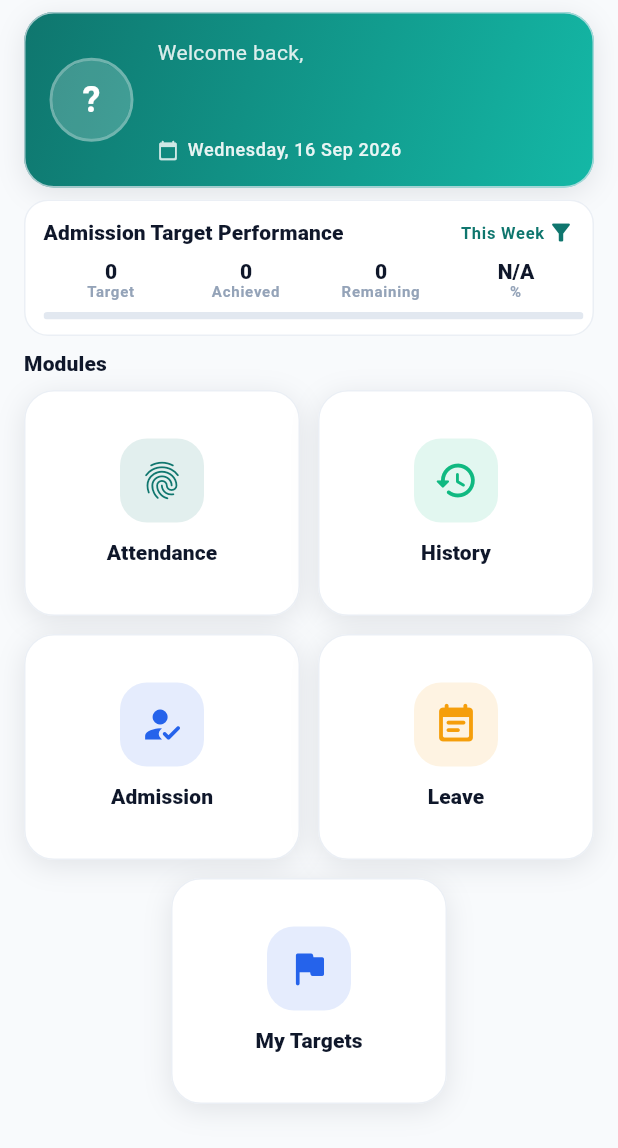
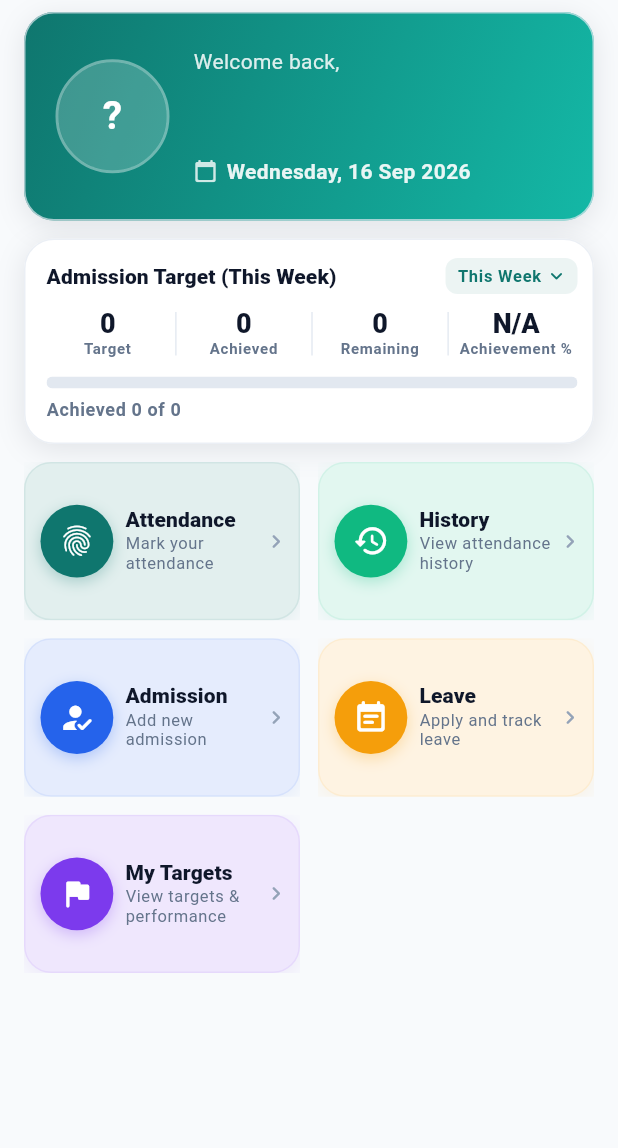
Before and after one commit to krajbinde1/fieldtrack, a Flutter app: the EmployeeDashboardView widget shown alone on an empty page, opened directly with empty values, on a phone screen of 412 x 824 dp. Shown: the top 1148 px of the screen. Run offline on Flutter 3.47's test engine with Material 3 defaults, Android fonts, the phone set to English and light mode, and no system bars; our stand-ins replace cached_network_image, dio, file_picker, flutter_riverpod, flutter_secure_storage, geocoding and 8 more; missing offline and left inert: flutter_foreground_task; accounts and stored records are empty; network calls fail.

```diff
--- a/Mobile/lib/core/design/material_icon_retention.dart
+++ b/Mobile/lib/core/design/material_icon_retention.dart
@@ -85,7 +85,7 @@ const List<Widget> kRetainedMaterialIconWidgets = [
   Icon(Icons.add_circle_outline),
   Icon(Icons.check_circle_outline),
   Icon(Icons.picture_as_pdf_outlined),
-  Icon(Icons.filter_alt),
+  Icon(Icons.expand_more_rounded),
   Icon(Icons.share_outlined),
   Icon(Icons.download),
   Icon(Icons.print),
--- a/Mobile/lib/core/widgets/design/pg_welcome_card.dart
+++ b/Mobile/lib/core/widgets/design/pg_welcome_card.dart
@@ -11,6 +11,7 @@ class PgWelcomeCard extends StatelessWidget {
     this.role,
     this.padding = const EdgeInsets.all(AppSpacing.lg),
     this.avatarRadius = 32,
+    this.prominent = false,
   });
 
   final String name;
@@ -19,6 +20,7 @@ class PgWelcomeCard extends StatelessWidget {
   final String? role;
   final EdgeInsetsGeometry padding;
   final double avatarRadius;
+  final bool prominent;
 
   @override
   Widget build(BuildContext context) => PgCard(
@@ -42,9 +44,9 @@ class PgWelcomeCard extends StatelessWidget {
             child: photoUrl == null
                 ? Text(
                     name.isNotEmpty ? name[0].toUpperCase() : '?',
-                    style: const TextStyle(
+                    style: TextStyle(
                       color: Colors.white,
-                      fontSize: 24,
+                      fontSize: avatarRadius * 0.72,
                       fontWeight: FontWeight.w700,
                     ),
                   )
@@ -62,11 +64,16 @@ class PgWelcomeCard extends StatelessWidget {
                   color: Colors.white.withValues(alpha: 0.85),
                 ),
               ),
+              if (prominent) const SizedBox(height: 2),
               Text(
                 name,
-                style: Theme.of(context).textTheme.titleLarge?.copyWith(
+                style: (prominent
+                        ? Theme.of(context).textTheme.headlineSmall
+                        : Theme.of(context).textTheme.titleLarge)
+                    ?.copyWith(
                   color: Colors.white,
                   fontWeight: FontWeight.w800,
+                  height: 1.15,
                 ),
               ),
               if (role != null) ...[
@@ -78,12 +85,12 @@ class PgWelcomeCard extends StatelessWidget {
                   ),
                 ),
               ],
-              const SizedBox(height: 6),
+              SizedBox(height: prominent ? 10 : 6),
               Row(
                 children: [
                   IconTheme(
                     data: IconThemeData(
-                      size: 14,
+                      size: prominent ? 16 : 14,
                       color: Colors.white.withValues(alpha: 0.8),
                     ),
                     child: const Icon(Icons.calendar_today_rounded),
@@ -94,9 +101,12 @@ class PgWelcomeCard extends StatelessWidget {
                       dateLabel,
                       maxLines: 1,
                       overflow: TextOverflow.ellipsis,
-                      style: Theme.of(context).textTheme.bodySmall?.copyWith(
+                      style: (prominent
+                              ? Theme.of(context).textTheme.bodyMedium
+                              : Theme.of(context).textTheme.bodySmall)
+                          ?.copyWith(
                         color: Colors.white.withValues(alpha: 0.9),
-                        fontWeight: FontWeight.w500,
+                        fontWeight: FontWeight.w600,
                       ),
                     ),
                   ),
--- a/Mobile/lib/modules/dashboard/screens/employee_dashboard_screen.dart
+++ b/Mobile/lib/modules/dashboard/screens/employee_dashboard_screen.dart
@@ -129,57 +129,68 @@ class EmployeeDashboardView extends StatelessWidget {
     _EmployeeModule(
       icon: Icon(Icons.fingerprint_rounded),
       label: 'Attendance',
+      subtitle: 'Mark your attendance',
       color: AppColors.primary,
       path: '/attendance',
     ),
     _EmployeeModule(
       icon: Icon(Icons.history_rounded),
       label: 'History',
+      subtitle: 'View attendance history',
       color: AppColors.secondary,
       path: '/attendance/history',
     ),
     _EmployeeModule(
       icon: Icon(Icons.how_to_reg_rounded),
       label: 'Admission',
+      subtitle: 'Add new admission',
       color: AppColors.info,
       path: '/admissions',
     ),
     _EmployeeModule(
       icon: Icon(Icons.event_note_rounded),
       label: 'Leave',
+      subtitle: 'Apply and track leave',
       color: AppColors.accent,
       path: '/leaves',
     ),
     _EmployeeModule(
       icon: Icon(Icons.flag_rounded),
       label: 'My Targets',
-      color: AppColors.info,
+      subtitle: 'View targets & performance',
+      color: Color(0xFF7C3AED),
       path: '/admissions/targets',
     ),
   ];
 
   @override
   Widget build(BuildContext context) {
-    return Padding(
+    return LayoutBuilder(
+      builder: (context, constraints) {
+        return SingleChildScrollView(
           padding: const EdgeInsets.fromLTRB(
             AppSpacing.screenPadding,
             AppSpacing.sm,
             AppSpacing.screenPadding,
             AppSpacing.bottomNavHeight + AppSpacing.md,
           ),
+          child: ConstrainedBox(
+            constraints: BoxConstraints(minHeight: constraints.maxHeight),
             child: Column(
               crossAxisAlignment: CrossAxisAlignment.stretch,
               children: [
                 PgWelcomeCard(
                   name: name,
-            dateLabel: DateFormat('EEEE, d MMM yyyy').format(DateTime.now()),
+                  dateLabel:
+                      DateFormat('EEEE, d MMM yyyy').format(DateTime.now()),
                   photoUrl: photoUrl,
                   role: role,
-            padding: const EdgeInsets.all(AppSpacing.md),
-            avatarRadius: 26,
+                  prominent: true,
+                  padding: const EdgeInsets.fromLTRB(20, 22, 20, 22),
+                  avatarRadius: 36,
                 ),
-          const SizedBox(height: AppSpacing.sm),
-          _AdmissionTargetPerformanceStrip(
+                const SizedBox(height: 12),
+                _AdmissionTargetCard(
                   preset: preset,
                   summary: summary ?? AdmissionTargetSummary.empty,
                   loading: loading,
@@ -187,28 +198,22 @@ class EmployeeDashboardView extends StatelessWidget {
                   onPreset: onPreset,
                   onRetry: onRetry,
                 ),
-          const SizedBox(height: AppSpacing.sm),
-          Text(
-            'Modules',
-            style: Theme.of(context).textTheme.titleSmall?.copyWith(
-                  fontWeight: FontWeight.w800,
-                ),
-          ),
-          const SizedBox(height: AppSpacing.sm),
-          Expanded(
-            child: _EmployeeModuleGrid(
+                const SizedBox(height: 12),
+                _EmployeeModuleGrid(
                   modules: _modules,
                   onOpen: onOpen,
                 ),
-          ),
               ],
             ),
+          ),
+        );
+      },
     );
   }
 }
 
-class _AdmissionTargetPerformanceStrip extends StatelessWidget {
-  const _AdmissionTargetPerformanceStrip({
+class _AdmissionTargetCard extends StatelessWidget {
+  const _AdmissionTargetCard({
     required this.preset,
     required this.summary,
     required this.loading,
@@ -240,13 +245,9 @@ class _AdmissionTargetPerformanceStrip extends StatelessWidget {
 
   @override
   Widget build(BuildContext context) {
-    return Container(
-      padding: const EdgeInsets.fromLTRB(12, 8, 6, 10),
-      decoration: BoxDecoration(
-        color: Theme.of(context).cardTheme.color,
-        borderRadius: BorderRadius.circular(AppSpacing.radiusMd),
-        border: Border.all(color: AppColors.border.withValues(alpha: 0.7)),
-      ),
+    final period = labelFor(preset);
+    return PgCard(
+      padding: const EdgeInsets.fromLTRB(14, 12, 10, 14),
       child: Column(
         crossAxisAlignment: CrossAxisAlignment.stretch,
         children: [
@@ -254,10 +255,10 @@ class _AdmissionTargetPerformanceStrip extends StatelessWidget {
             children: [
               Expanded(
                 child: Text(
-                  'Admission Target Performance',
+                  'Admission Target ($period)',
                   maxLines: 1,
                   overflow: TextOverflow.ellipsis,
-                  style: Theme.of(context).textTheme.labelLarge?.copyWith(
+                  style: Theme.of(context).textTheme.titleSmall?.copyWith(
                         fontWeight: FontWeight.w800,
                       ),
                 ),
@@ -269,15 +270,15 @@ class _AdmissionTargetPerformanceStrip extends StatelessWidget {
               ),
             ],
           ),
-          const SizedBox(height: 6),
+          const SizedBox(height: 10),
           if (loading)
             const SizedBox(
-              height: 36,
+              height: 52,
               child: Center(
                 child: SizedBox(
-                  width: 16,
-                  height: 16,
-                  child: CircularProgressIndicator(strokeWidth: 2),
+                  width: 18,
+                  height: 18,
+                  child: CircularProgressIndicator(strokeWidth: 2.2),
                 ),
               ),
             )
@@ -290,27 +291,38 @@ class _AdmissionTargetPerformanceStrip extends StatelessWidget {
                     style: Theme.of(context).textTheme.bodySmall,
                   ),
                 ),
-                TextButton(
-                  onPressed: onRetry,
-                  child: const Text('Retry'),
-                ),
+                TextButton(onPressed: onRetry, child: const Text('Retry')),
               ],
             )
           else ...[
-            Row(
+            IntrinsicHeight(
+              child: Row(
+                crossAxisAlignment: CrossAxisAlignment.stretch,
                 children: [
                   _MetricStat(label: 'Target', value: '${summary.target}'),
+                  const _MetricDivider(),
                   _MetricStat(label: 'Achieved', value: '${summary.achieved}'),
+                  const _MetricDivider(),
                   _MetricStat(label: 'Remaining', value: '${summary.remaining}'),
+                  const _MetricDivider(),
                   _MetricStat(
-                  label: '%',
+                    label: 'Achievement %',
                     value: _percentLabel(summary.percentage, summary.target),
                   ),
                 ],
               ),
-            const SizedBox(height: 8),
-            _SlimProgressBar(
+            ),
+            const SizedBox(height: 12),
+            _ThickProgressBar(
               percentage: summary.target > 0 ? summary.percentage : null,
+            ),
+            const SizedBox(height: 6),
+            Text(
+              'Achieved ${summary.achieved} of ${summary.target}',
+              style: Theme.of(context).textTheme.bodySmall?.copyWith(
+                    fontWeight: FontWeight.w600,
+                    color: AppColors.textSecondary,
+                  ),
             ),
           ],
         ],
@@ -324,6 +336,19 @@ class _AdmissionTargetPerformanceStrip extends StatelessWidget {
       return '${percentage.toInt()}%';
     }
     return '${percentage.toStringAsFixed(1)}%';
+  }
+}
+
+class _MetricDivider extends StatelessWidget {
+  const _MetricDivider();
+
+  @override
+  Widget build(BuildContext context) {
+    return Container(
+      width: 1,
+      margin: const EdgeInsets.symmetric(horizontal: 4, vertical: 2),
+      color: AppColors.border.withValues(alpha: 0.9),
+    );
   }
 }
 
@@ -352,13 +377,17 @@ class _PeriodFilterButton extends StatelessWidget {
             child: Text(filter.$1),
           ),
       ],
-      child: Padding(
-        padding: const EdgeInsets.symmetric(horizontal: 6, vertical: 4),
+      child: Container(
+        padding: const EdgeInsets.fromLTRB(8, 4, 6, 4),
+        decoration: BoxDecoration(
+          color: AppColors.primary.withValues(alpha: 0.08),
+          borderRadius: BorderRadius.circular(8),
+        ),
         child: Row(
           mainAxisSize: MainAxisSize.min,
           children: [
             Text(
-              _AdmissionTargetPerformanceStrip.labelFor(preset),
+              _AdmissionTargetCard.labelFor(preset),
               style: Theme.of(context).textTheme.labelSmall?.copyWith(
                     color: AppColors.primary,
                     fontWeight: FontWeight.w700,
@@ -366,8 +395,8 @@ class _PeriodFilterButton extends StatelessWidget {
             ),
             const SizedBox(width: 2),
             IconTheme(
-              data: const IconThemeData(color: AppColors.primary, size: 18),
-              child: const Icon(Icons.filter_alt),
+              data: const IconThemeData(color: AppColors.primary, size: 16),
+              child: const Icon(Icons.expand_more_rounded),
             ),
           ],
         ),
@@ -376,8 +405,8 @@ class _PeriodFilterButton extends StatelessWidget {
   }
 }
 
-class _SlimProgressBar extends StatelessWidget {
-  const _SlimProgressBar({required this.percentage});
+class _ThickProgressBar extends StatelessWidget {
+  const _ThickProgressBar({required this.percentage});
 
   final double? percentage;
 
@@ -387,7 +416,7 @@ class _SlimProgressBar extends StatelessWidget {
     return ClipRRect(
       borderRadius: BorderRadius.circular(999),
       child: SizedBox(
-        height: 5,
+        height: 8,
         child: Stack(
           children: [
             Container(color: const Color(0xFFE2E8F0)),
@@ -416,27 +445,31 @@ class _MetricStat extends StatelessWidget {
   Widget build(BuildContext context) {
     return Expanded(
       child: Column(
+        mainAxisAlignment: MainAxisAlignment.center,
         children: [
           FittedBox(
             fit: BoxFit.scaleDown,
             child: Text(
               value,
               maxLines: 1,
-              style: Theme.of(context).textTheme.titleSmall?.copyWith(
+              style: Theme.of(context).textTheme.titleLarge?.copyWith(
                     fontWeight: FontWeight.w800,
                     color: AppColors.textPrimary,
-                    height: 1.1,
+                    height: 1.05,
                   ),
             ),
           ),
+          const SizedBox(height: 2),
           Text(
             label,
             textAlign: TextAlign.center,
-            maxLines: 1,
+            maxLines: 2,
             overflow: TextOverflow.ellipsis,
             style: Theme.of(context).textTheme.labelSmall?.copyWith(
                   fontSize: 10,
-                  height: 1.1,
+                  height: 1.15,
+                  fontWeight: FontWeight.w600,
+                  color: AppColors.textSecondary,
                 ),
           ),
         ],
@@ -467,18 +500,24 @@ class _EmployeeModuleGrid extends StatelessWidget {
 
     return LayoutBuilder(
       builder: (context, constraints) {
+        final scale = (constraints.maxWidth / 360).clamp(0.86, 1.08);
+        final cardHeight = (100.0 * scale).clamp(90.0, 112.0);
+        final iconSize = (46.0 * scale).clamp(40.0, 52.0);
         final cardWidth = (constraints.maxWidth - _gap) / 2;
+
         return Column(
           children: [
             for (var i = 0; i < rows.length; i++) ...[
               if (i > 0) const SizedBox(height: _gap),
-              Expanded(
+              SizedBox(
+                height: cardHeight,
                 child: rows[i].length == 2
                     ? Row(
                         children: [
                           Expanded(
                             child: _EmployeeModuleCard(
                               module: rows[i][0],
+                              iconSize: iconSize,
                               onTap: () => onOpen(rows[i][0].path),
                             ),
                           ),
@@ -486,16 +525,19 @@ class _EmployeeModuleGrid extends StatelessWidget {
                           Expanded(
                             child: _EmployeeModuleCard(
                               module: rows[i][1],
+                              iconSize: iconSize,
                               onTap: () => onOpen(rows[i][1].path),
                             ),
                           ),
                         ],
                       )
                     : Align(
+                        alignment: Alignment.centerLeft,
                         child: SizedBox(
                           width: cardWidth,
                           child: _EmployeeModuleCard(
                             module: rows[i][0],
+                            iconSize: iconSize,
                             onTap: () => onOpen(rows[i][0].path),
                           ),
                         ),
@@ -510,45 +552,104 @@ class _EmployeeModuleGrid extends StatelessWidget {
 }
 
 class _EmployeeModuleCard extends StatelessWidget {
-  const _EmployeeModuleCard({required this.module, required this.onTap});
+  const _EmployeeModuleCard({
+    required this.module,
+    required this.iconSize,
+    required this.onTap,
+  });
 
   final _EmployeeModule module;
+  final double iconSize;
   final VoidCallback onTap;
 
   @override
   Widget build(BuildContext context) {
-    return PgCard(
-      padding: const EdgeInsets.symmetric(horizontal: 12, vertical: 14),
+    final tint = Color.alphaBlend(
+      module.color.withValues(alpha: 0.12),
+      Colors.white,
+    );
+    return Material(
+      color: Colors.transparent,
+      child: InkWell(
         onTap: onTap,
-      child: Center(
-        child: FittedBox(
-          fit: BoxFit.scaleDown,
-          child: Column(
-            mainAxisSize: MainAxisSize.min,
+        borderRadius: BorderRadius.circular(18),
+        child: Ink(
+          decoration: BoxDecoration(
+            color: tint,
+            borderRadius: BorderRadius.circular(18),
+            border: Border.all(color: module.color.withValues(alpha: 0.08)),
+            boxShadow: [
+              BoxShadow(
+                color: module.color.withValues(alpha: 0.10),
+                blurRadius: 12,
+                offset: const Offset(0, 4),
+              ),
+            ],
+          ),
+          child: Padding(
+            padding: const EdgeInsets.fromLTRB(10, 10, 6, 10),
+            child: Row(
               children: [
                 Container(
-                width: 56,
-                height: 56,
+                  width: iconSize,
+                  height: iconSize,
                   decoration: BoxDecoration(
-                  color: module.color.withValues(alpha: 0.12),
-                  borderRadius: BorderRadius.circular(18),
+                    color: module.color,
+                    shape: BoxShape.circle,
+                    boxShadow: [
+                      BoxShadow(
+                        color: module.color.withValues(alpha: 0.28),
+                        blurRadius: 8,
+                        offset: const Offset(0, 3),
+                      ),
+                    ],
                   ),
                   child: IconTheme(
-                  data: IconThemeData(color: module.color, size: 30),
+                    data: IconThemeData(
+                      color: Colors.white,
+                      size: iconSize * 0.5,
+                    ),
                     child: Center(child: module.icon),
                   ),
                 ),
-              const SizedBox(height: 10),
+                const SizedBox(width: 8),
+                Expanded(
+                  child: Column(
+                    mainAxisAlignment: MainAxisAlignment.center,
+                    crossAxisAlignment: CrossAxisAlignment.start,
+                    children: [
                       Text(
                         module.label,
                         maxLines: 1,
                         overflow: TextOverflow.ellipsis,
-                textAlign: TextAlign.center,
                         style: Theme.of(context).textTheme.titleSmall?.copyWith(
                               fontWeight: FontWeight.w800,
+                              height: 1.1,
+                            ),
+                      ),
+                      const SizedBox(height: 2),
+                      Text(
+                        module.subtitle,
+                        maxLines: 2,
+                        overflow: TextOverflow.ellipsis,
+                        style: Theme.of(context).textTheme.bodySmall?.copyWith(
+                              fontSize: 11,
+                              height: 1.2,
+                              color: AppColors.textSecondary,
                             ),
                       ),
                     ],
+                  ),
+                ),
+                IconTheme(
+                  data: const IconThemeData(
+                    color: AppColors.textMuted,
+                    size: 18,
+                  ),
+                  child: const Icon(Icons.chevron_right_rounded),
+                ),
+              ],
+            ),
           ),
         ),
       ),
@@ -560,12 +661,14 @@ class _EmployeeModule {
   const _EmployeeModule({
     required this.icon,
     required this.label,
+    required this.subtitle,
     required this.color,
     required this.path,
   });
 
   final Widget icon;
   final String label;
+  final String subtitle;
   final Color color;
   final String path;
 }
```
Also changed, not shown: 1 other file. Lines whose indentation alone changed are shown as unchanged.
